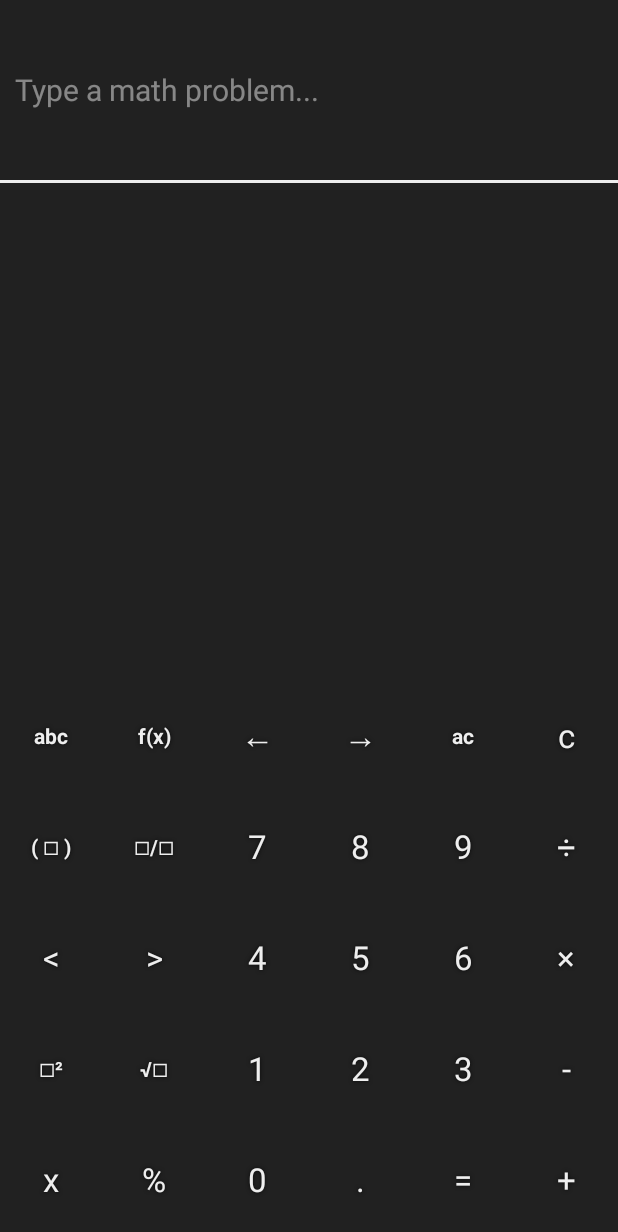
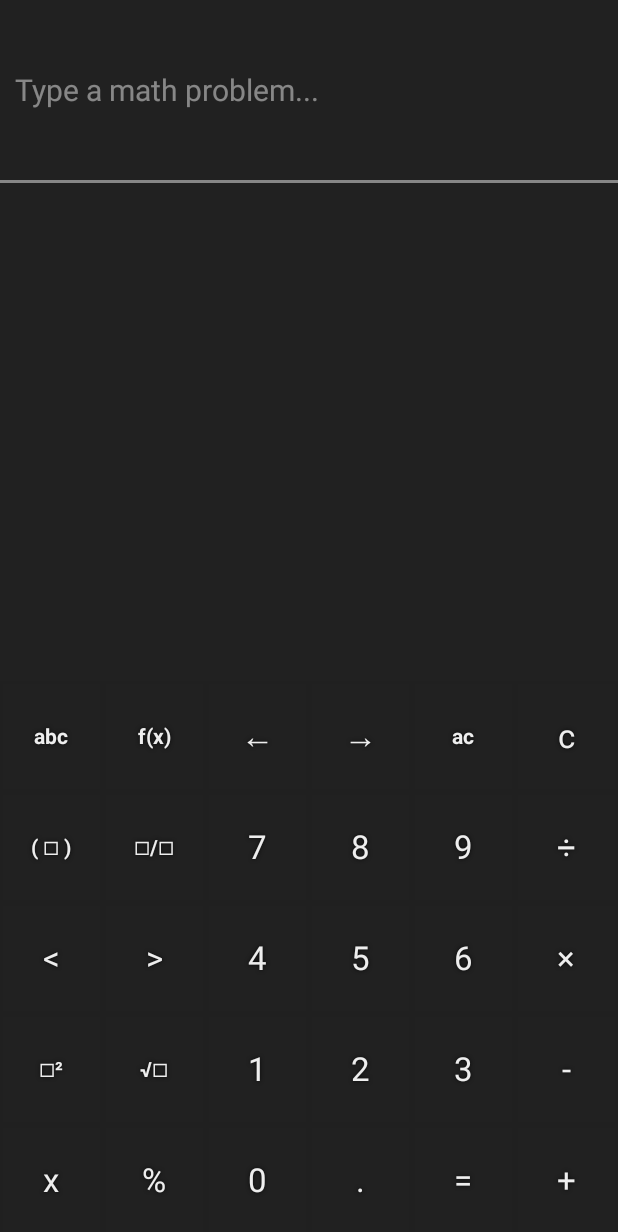
Before and after one commit to fintarin/FintamathAndroid, an Android app: the screen it shows after launch (MainActivity), on a phone screen of 412 x 824 dp. Shown: the top 1232 px of the screen. Run offline under Robolectric (Android 15) with nearby library versions, the phone set to English and light mode, and no system bars; 1 statement that could not run was skipped.

Commit message:
Beautify everything

```diff
--- a/app/src/main/res/drawable/key_background_normal.xml
+++ b/app/src/main/res/drawable/key_background_normal.xml
@@ -1,13 +1,8 @@
 <?xml version="1.0" encoding="utf-8"?>
 <layer-list xmlns:android="http://schemas.android.com/apk/res/android">
-    <item android:left="2dp" android:right="2dp">
+    <item>
         <shape android:shape="rectangle">
-            <solid android:color="@color/md_grey_900"/>
-        </shape>
-    </item>
-
-    <item android:bottom="2dp">
-        <shape android:shape="rectangle">
+            <stroke android:width="2dp" android:color="@color/md_grey_900_alpha" />
             <solid android:color="@color/md_grey_900"/>
         </shape>
     </item>
--- a/app/src/main/res/drawable/key_background_pressed.xml
+++ b/app/src/main/res/drawable/key_background_pressed.xml
@@ -1,4 +1,9 @@
 <?xml version="1.0" encoding="utf-8"?>
 <selector xmlns:android="http://schemas.android.com/apk/res/android">
-
+    <item>
+        <shape android:shape="rectangle">
+            <stroke android:width="2dp" android:color="@color/md_grey_900_alpha" />
+            <solid android:color="@color/md_grey_800"/>
+        </shape>
+    </item>
 </selector>
--- a/app/src/main/res/layout/activity_main.xml
+++ b/app/src/main/res/layout/activity_main.xml
@@ -10,7 +10,7 @@
 
     <LinearLayout
         android:layout_width="match_parent"
-        android:layout_height="match_parent"
+        android:layout_height="fill_parent"
         android:orientation="vertical">
 
         <EditText
@@ -35,13 +35,17 @@
             android:layout_width="match_parent"
             android:layout_height="2dp"
 
-            android:background="@color/md_grey_200"/>
+            android:background="@color/md_grey_200_alpha"/>
+
+        <androidx.core.widget.NestedScrollView
+            android:layout_width="match_parent"
+            android:layout_height="wrap_content" >
 
             <TextView
                 android:id="@+id/outText"
 
                 android:layout_width="match_parent"
-            android:layout_height="250dp"
+                android:layout_height="wrap_content"
                 android:padding="10dp"
 
                 android:background="@color/md_grey_900"
@@ -49,6 +53,8 @@
                 android:text=""
                 android:textSize="20sp"
                 android:textColor="@color/md_grey_200" />
+
+        </androidx.core.widget.NestedScrollView>
 
     </LinearLayout>
 
--- a/app/src/main/res/values/colors.xml
+++ b/app/src/main/res/values/colors.xml
@@ -299,4 +299,6 @@
     <color name="md_blue_grey_900">#263238</color>
 
     <color name="md_grey_200_alpha">#80EEEEEE</color>
+    <color name="md_grey_900_alpha">#80212121</color>
+    <color name="transparent">#00000000</color>
 </resources>
```
Also changed, not shown: app/src/main/res/layout/key_preview_none.xml (added, +11 -0 lines), app/src/main/res/layout/keyboard_popup_layout.xml (+3 -4 lines), app/src/main/res/values/attrs.xml (deleted, +0 -39 lines). Lines whose indentation alone changed are shown as unchanged.
